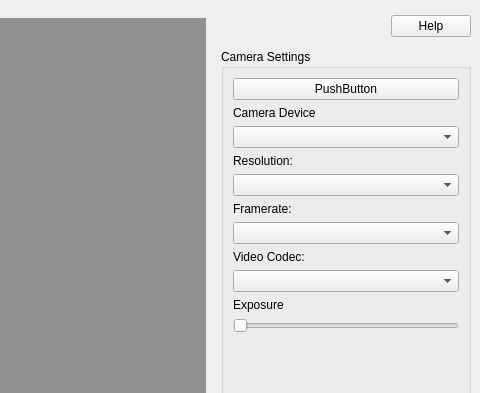
This is src/GUI/cameraview.ui in ChristianBelair/COMP4102-Project as Qt 5 draws it before an edit; both pictures show x 720 to 1200 and y 0 to 393 of the 1200 by 800 pixel window. The edited form follows.
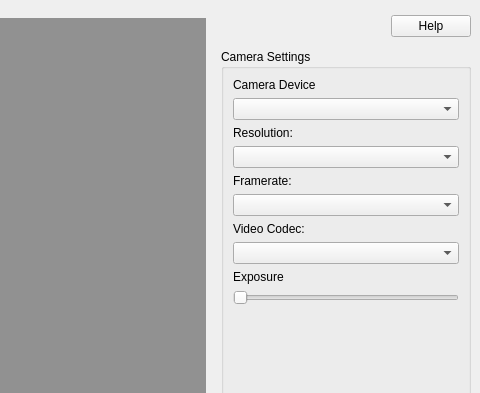
This is the edited form. Icons and pictures are not drawn. Custom widgets are drawn as their Qt base class.

```diff
--- a/src/GUI/cameraview.ui
+++ b/src/GUI/cameraview.ui
@@ -141,52 +141,71 @@
        <string>Camera Settings</string>
       </property>
       <layout class="QGridLayout" name="gridLayout_2">
-       <item row="15" column="0">
-        <widget class="Line" name="line">
-         <property name="orientation">
-          <enum>Qt::Horizontal</enum>
+       <item row="3" column="0">
+        <widget class="QLabel" name="label_8">
+         <property name="text">
+          <string>Resolution:</string>
+         </property>
+        </widget>
+       </item>
+       <item row="1" column="0">
+        <widget class="QLabel" name="label">
+         <property name="text">
+          <string>Camera Device</string>
          </property>
         </widget>
        </item>
        <item row="10" column="0">
-        <widget class="QLabel" name="label_2">
+        <widget class="QSlider" name="exposureCompensation">
+         <property name="orientation">
+          <enum>Qt::Horizontal</enum>
+         </property>
+        </widget>
+       </item>
+       <item row="15" column="0">
+        <widget class="QPushButton" name="buttApply">
+         <property name="styleSheet">
+          <string notr="true"/>
+         </property>
          <property name="text">
-          <string>Exposure</string>
+          <string>Apply Settings</string>
          </property>
         </widget>
        </item>
        <item row="8" column="0">
+        <widget class="QComboBox" name="code"/>
+       </item>
+       <item row="7" column="0">
         <widget class="QLabel" name="label_6">
          <property name="text">
           <string>Video Codec:</string>
          </property>
         </widget>
        </item>
-       <item row="4" column="0">
-        <widget class="QLabel" name="label_8">
-         <property name="text">
-          <string>Resolution:</string>
+       <item row="14" column="0">
+        <widget class="Line" name="line">
+         <property name="orientation">
+          <enum>Qt::Horizontal</enum>
          </property>
         </widget>
        </item>
        <item row="6" column="0">
-        <widget class="QLabel" name="label_9">
-         <property name="text">
-          <string>Framerate:</string>
-         </property>
-        </widget>
+        <widget class="QComboBox" name="framerateBox"/>
        </item>
        <item row="2" column="0">
-        <widget class="QLabel" name="label">
-         <property name="text">
-          <string>Camera Device</string>
-         </property>
-        </widget>
-       </item>
-       <item row="3" column="0">
         <widget class="QComboBox" name="cameraComboBox"/>
        </item>
-       <item row="14" column="0">
+       <item row="4" column="0">
+        <widget class="QComboBox" name="resolutionBox"/>
+       </item>
+       <item row="5" column="0">
+        <widget class="QLabel" name="label_9">
+         <property name="text">
+          <string>Framerate:</string>
+         </property>
+        </widget>
+       </item>
+       <item row="13" column="0">
         <layout class="QHBoxLayout" name="horizontalLayout_2">
          <item>
           <spacer name="horizontalSpacer">
@@ -273,40 +292,7 @@
          </item>
         </layout>
        </item>
-       <item row="1" column="0">
-        <widget class="QPushButton" name="pushButton">
-         <property name="text">
-          <string>PushButton</string>
-         </property>
-        </widget>
-       </item>
-       <item row="5" column="0">
-        <widget class="QComboBox" name="resolutionBox"/>
-       </item>
        <item row="11" column="0">
-        <widget class="QSlider" name="exposureCompensation">
-         <property name="orientation">
-          <enum>Qt::Horizontal</enum>
-         </property>
-        </widget>
-       </item>
-       <item row="16" column="0">
-        <widget class="QPushButton" name="buttApply">
-         <property name="styleSheet">
-          <string notr="true"/>
-         </property>
-         <property name="text">
-          <string>Apply Settings</string>
-         </property>
-        </widget>
-       </item>
-       <item row="9" column="0">
-        <widget class="QComboBox" name="code"/>
-       </item>
-       <item row="7" column="0">
-        <widget class="QComboBox" name="framerateBox"/>
-       </item>
-       <item row="12" column="0">
         <spacer name="verticalSpacer">
          <property name="orientation">
           <enum>Qt::Vertical</enum>
@@ -319,6 +305,13 @@
          </property>
         </spacer>
        </item>
+       <item row="9" column="0">
+        <widget class="QLabel" name="label_2">
+         <property name="text">
+          <string>Exposure</string>
+         </property>
+        </widget>
+       </item>
       </layout>
      </widget>
     </item>
```
Left out of the diff: 79 changed lines with no effect on the pictures.
